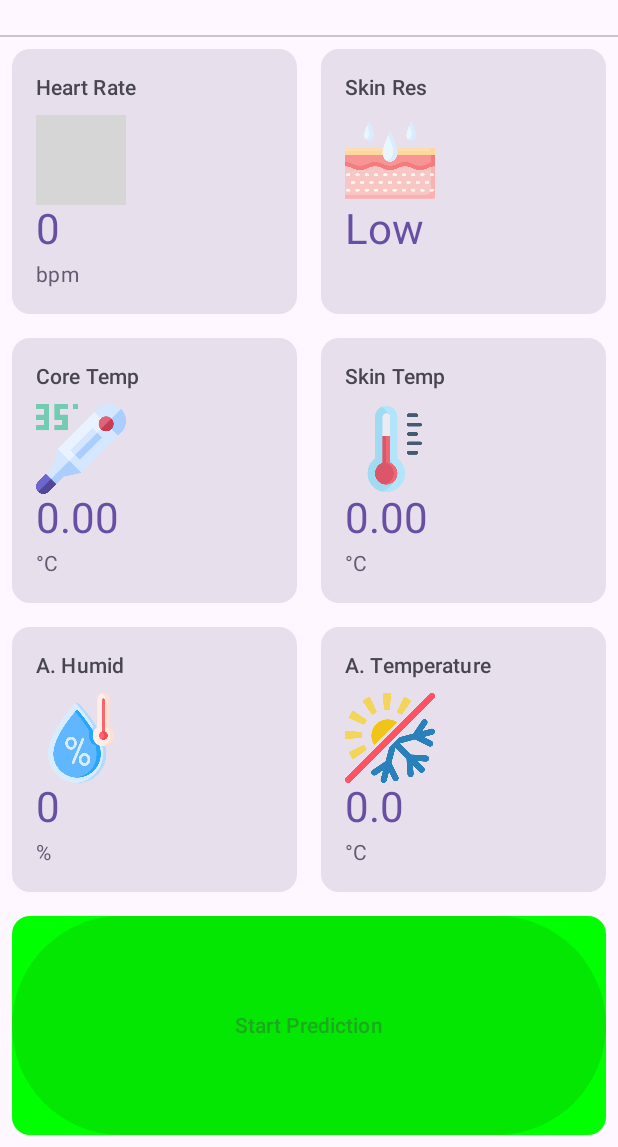
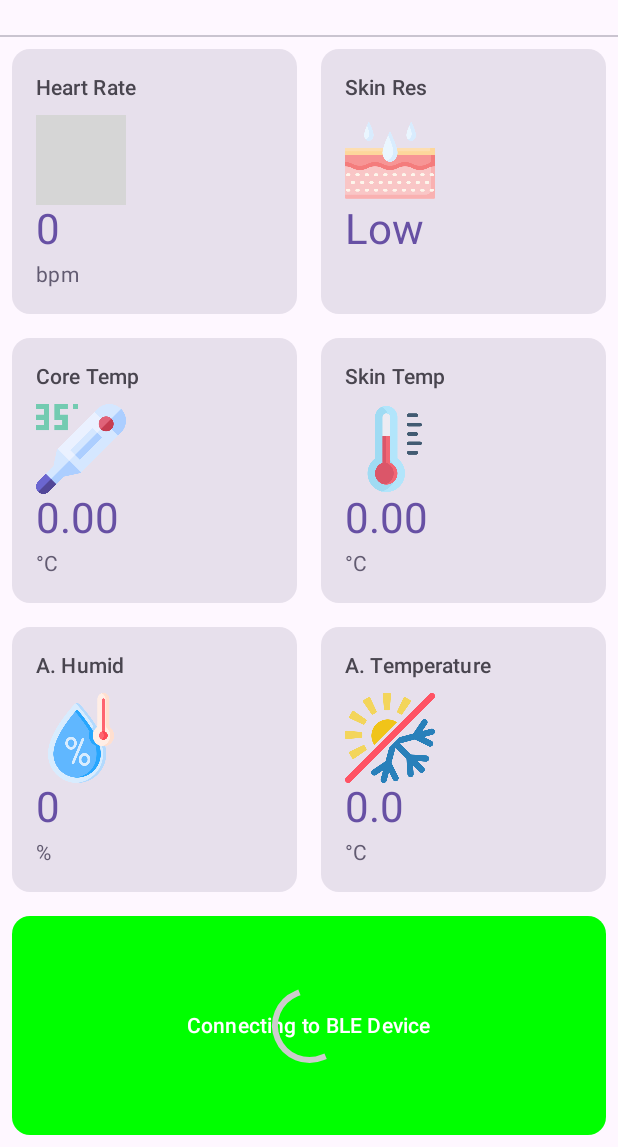
Before and after one commit to Aldiver/HeatGuardApp, an Android app built with Jetpack Compose: the HomeScreen screen opened through its navigation route, on a phone screen of 412 x 824 dp, the part 89-1236 px from its top. Run offline under Robolectric (Android 15) with nearby library versions, the phone set to English and light mode, and no system bars; our stand-ins replace Dagger/Hilt's generated code, Room's generated code, livedata-compose; libraries missing offline, so code that uses them is left out: org.tensorflow.lite; grey boxes are pictures that could not be loaded.

Commit message:
new additions to app

```diff
--- a/app/src/main/java/com/example/heatguardapp/data/SensorResultManager.kt
+++ b/app/src/main/java/com/example/heatguardapp/data/SensorResultManager.kt
@@ -10,4 +10,5 @@ interface SensorResultManager {
     fun disconnect()
     fun closeConnection()
     fun startReceiving()
+    fun notifyAlert(status: Int)
 }
--- a/app/src/main/java/com/example/heatguardapp/presentation/components/BlueetoothScanScreen.kt
+++ b/app/src/main/java/com/example/heatguardapp/presentation/components/BlueetoothScanScreen.kt
@@ -199,11 +199,38 @@ fun BluetoothScanScreen(
                 colors = ButtonDefaults.buttonColors(
                     containerColor = Color.Transparent
                 ),
-                enabled = viewModel.connectionState == ConnectionState.Connected
             ){
                 Box(
                     contentAlignment = Alignment.Center
                 ) {
+                    when(viewModel.connectionState){
+
+                        ConnectionState.CurrentlyInitializing -> {
+                            Text(
+                                text = "Connecting to BLE Device"
+                            )
+                            CircularProgressIndicator(
+                                modifier = Modifier.size(50.dp),
+                                color = Color.LightGray
+                            )
+                        }
+
+                        ConnectionState.Uninitialized ->{
+                            Button(
+                                onClick = { viewModel.reconnect() },
+                                modifier = Modifier
+                                    .fillMaxSize(),
+                                colors = ButtonDefaults.buttonColors(
+                                    containerColor = Color.Transparent
+                                )
+                            ){
+                                    Text(
+                                        text = "BLE Uninitialized: Reconnect Again"
+                                    )
+                                }
+                        }
+
+                        ConnectionState.Connected ->
                             if (viewModel.togglePrediction) {
                                 if (viewModel.heatStrokeMessage != 1) {
                                     CircularProgressIndicator(
@@ -224,6 +251,8 @@ fun BluetoothScanScreen(
                                 )
                             }
                     }
+
                 }
             }
         }
+}
```
Also changed, not shown: app/src/main/java/com/example/heatguardapp/data/ble/SensorsBLEReceiveManager.kt (+33 -2 lines), app/src/main/java/com/example/heatguardapp/presentation/SensorsViewModel.kt (+24 -23 lines), 1 other file. Lines whose indentation alone changed are shown as unchanged.
